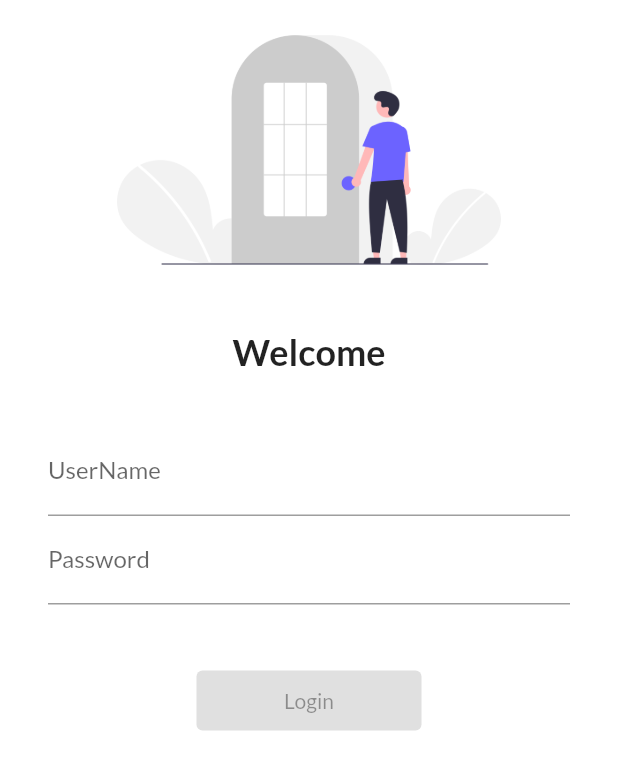
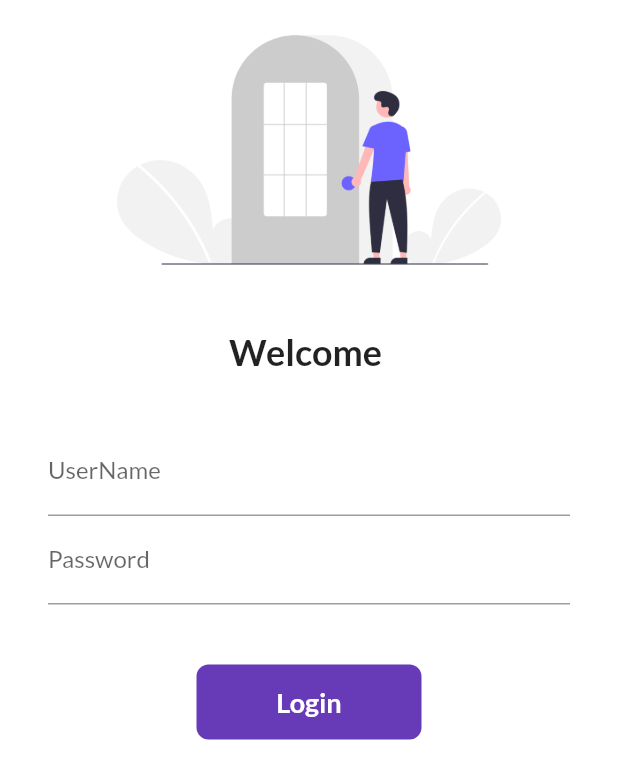
Before and after one commit to 1208hrsht/E-Commerce-Application-Flutter, a Flutter app: the LoginPage screen opened by its route, on a phone screen of 412 x 824 dp. Shown: the top 779 px of the screen. Run offline on Flutter 3.47's test engine with Material 2 defaults, Android fonts, the phone set to English and light mode, and no system bars; our stand-ins replace google_fonts; network calls fail.

```diff
--- a/lib/pages/login_page.dart
+++ b/lib/pages/login_page.dart
@@ -7,11 +7,29 @@ class LoginPage extends StatefulWidget {
 }
 
 class _LoginPageState extends State<LoginPage> {
+  String name = "";
+  bool changeButton = false;
+  final _formkey = GlobalKey<FormState>();
+  moveToHome(BuildContext context) async {
+    if (_formkey.currentState.validate()) {
+      setState(() {
+        changeButton = true;
+      });
+      await Future.delayed(const Duration(seconds: 1));
+      await Navigator.pushNamed(context, MyRoutes.homeRoute);
+      setState(() {
+        changeButton = false;
+      });
+    }
+  }
+
   @override
   Widget build(BuildContext context) {
     return Material(
       color: Colors.white,
       child: SingleChildScrollView(
+        child: Form(
+          key: _formkey,
           child: Column(
             children: [
               Image.asset(
@@ -22,9 +40,9 @@ class _LoginPageState extends State<LoginPage> {
               const SizedBox(
                 height: 20.0,
               ),
-            const Text(
-              "Welcome",
-              style: TextStyle(
+              Text(
+                "Welcome $name",
+                style: const TextStyle(
                   fontSize: 24,
                   fontWeight: FontWeight.bold,
                 ),
@@ -33,8 +51,8 @@ class _LoginPageState extends State<LoginPage> {
                 height: 20.0,
               ),
               Padding(
-              padding:
-                  const EdgeInsets.symmetric(vertical: 16.0, horizontal: 32.0),
+                padding: const EdgeInsets.symmetric(
+                    vertical: 16.0, horizontal: 32.0),
                 child: Column(
                   children: [
                     TextFormField(
@@ -42,28 +60,75 @@ class _LoginPageState extends State<LoginPage> {
                         hintText: "Enter UserName",
                         label: Text("UserName"),
                       ),
+                      validator: (value) {
+                        if (value.isEmpty) {
+                          return "UserName cannot be empty";
+                        }
+                        return null;
+                      },
+                      onChanged: (value) {
+                        name = value;
+                        setState(() {});
+                      },
                     ),
                     TextFormField(
                       obscureText: true,
                       decoration: const InputDecoration(
                           hintText: "Enter Password", label: Text("Password")),
+                      validator: (value) {
+                        if (value.isEmpty) {
+                          return "Password cannot be empty";
+                        }
+                        if (value.length < 6) {
+                          return "Password length should atleast have 6 digits";
+                        }
+                        return null;
+                      },
                     ),
                     const SizedBox(
                       height: 40.0,
                     ),
-                  ElevatedButton(
-                    onPressed: () {
-                      Navigator.pushNamed(context,MyRoutes.homeRoute)
-                    },
-                    child: const Text("Login"),
-                    style: TextButton.styleFrom(minimumSize: Size(150,40)),
+                    Material(
+                      color: Colors.deepPurple,
+                      borderRadius:
+                          BorderRadius.circular(changeButton ? 50 : 8),
+                      child: InkWell(
+                        onTap: () => moveToHome(context),
+                        child: AnimatedContainer(
+                          duration: const Duration(seconds: 1),
+                          width: changeButton ? 50 : 150,
+                          height: 50,
+                          alignment: Alignment.center,
+                          child: changeButton
+                              ? const Icon(
+                                  Icons.done,
+                                  color: Colors.white,
                                 )
+                              : const Text(
+                                  "Login",
+                                  style: TextStyle(
+                                      color: Colors.white,
+                                      fontWeight: FontWeight.bold,
+                                      fontSize: 18),
+                                ),
+                        ),
+                      ),
+                    ),
+                    // ElevatedButton(
+                    //   onPressed: () {
+                    //     Navigator.pushNamed(context, MyRoutes.homeRoute);
+                    //   },
+                    //   child: const Text("Login"),
+                    //   style:
+                    //       TextButton.styleFrom(minimumSize: const Size(150, 40)),
+                    // )
                   ],
                 ),
               )
             ],
           ),
         ),
+      ),
     );
   }
 }
--- /dev/null
+++ b/lib/widgets/themes.dart
@@ -0,0 +1,20 @@
+import 'package:flutter/material.dart';
+import 'package:google_fonts/google_fonts.dart';
+
+class MyTheme {
+  static ThemeData lightTheme(BuildContext context) => ThemeData(
+        primarySwatch: Colors.deepPurple,
+        fontFamily: GoogleFonts.lato().fontFamily,
+        primaryTextTheme: GoogleFonts.latoTextTheme(),
+        appBarTheme: const AppBarTheme(
+          color: Colors.white,
+          elevation: 0.0,
+          iconTheme: IconThemeData(color: Colors.black),
+          //textTheme: Theme.of(context).textTheme)
+        ),
+      );
+
+       static ThemeData darkTheme(BuildContext context) => ThemeData(
+        brightness: Brightness.dark,
+      );
+}
```
Also changed, not shown: assets/files/catalog.json (added, +68 -0 lines), lib/main.dart (+4 -8 lines), lib/models/catalog.dart (added, +22 -0 lines), lib/pages/home_page.dart (+36 -6 lines), lib/widgets/drawer.dart (added, +62 -0 lines), lib/widgets/item_widget.dart (added, +32 -0 lines), pubspec.yaml (+4 -7 lines), assets/image/profile.png (added), lib/utils/routes.dart (line endings or trailing spaces). Lines whose indentation alone changed are shown as unchanged.
